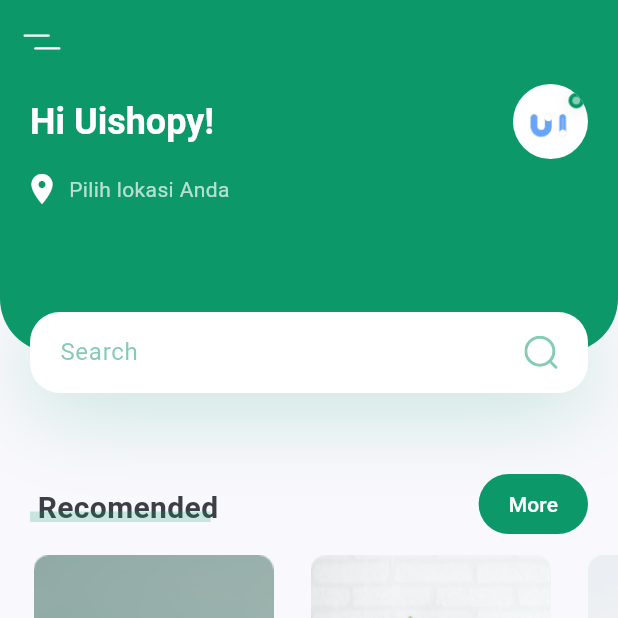
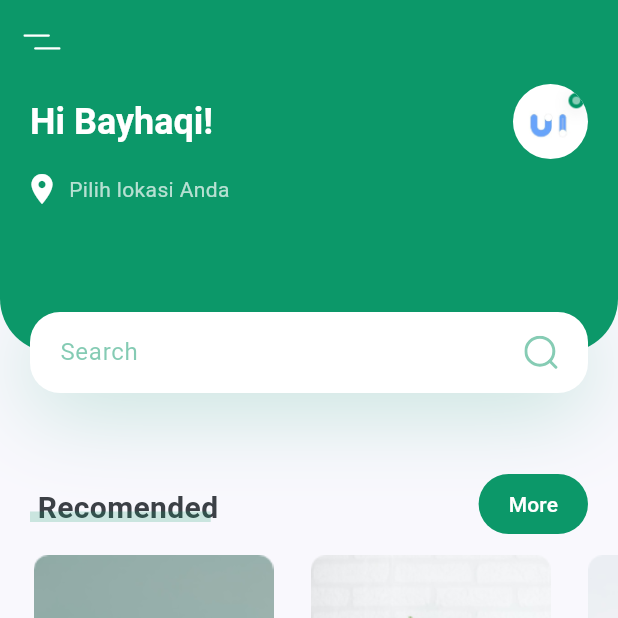
Before and after one commit to Bayhaqiindra/PlantApp, a Flutter app: the screen it shows after launch, on a phone screen of 412 x 824 dp, the top half of it. Run offline on Flutter 3.47's test engine with Material 3 defaults, Android fonts, the phone set to English and light mode, and no system bars; our stand-ins replace camera, flutter_svg, geocoding, geolocator, google_maps_flutter, image_picker and 1 more.

Commit message:
fixed code

```diff
--- a/lib/camera_page.dart
+++ b/lib/camera_page.dart
@@ -45,7 +45,7 @@ class _CameraPageState extends State<CameraPage> {
 
     await controller.initialize();
     _minZoom = await controller.getMinZoomLevel();
-    _maxZoom = await controller.getMaxZoomLevel(); // Fixed this assignment
+    _maxZoom = await controller.getMaxZoomLevel();
     _isZoomSupported = _maxZoom > _minZoom;
     _zoom = _minZoom;
 
--- a/lib/main.dart
+++ b/lib/main.dart
@@ -22,7 +22,7 @@ class MyApp extends StatelessWidget {
               displayColor: kTextColor,
             ),
         visualDensity: VisualDensity.adaptivePlatformDensity,
-        useMaterial3: true, // Opsional jika ingin Material Design 3
+        useMaterial3: true,
       ),
       home: const HomeScreen(),
     );
--- a/lib/screens/details/components/body.dart
+++ b/lib/screens/details/components/body.dart
@@ -4,7 +4,7 @@ import 'package:praktikum8/screens/details/components/image_and_icons.dart';
 import 'package:praktikum8/screens/details/components/title_and_price.dart';
 
 class Body extends StatelessWidget {
-  const Body({Key? key}) : super(key: key); // Tambahkan const constructor
+  const Body({Key? key}) : super(key: key);
 
   @override
   Widget build(BuildContext context) {
--- a/lib/screens/details/components/title_and_price.dart
+++ b/lib/screens/details/components/title_and_price.dart
@@ -27,13 +27,13 @@ class TitleAndPrice extends StatelessWidget {
                   style: Theme.of(context).textTheme.headlineMedium?.copyWith(
                         color: kTextColor,
                         fontWeight: FontWeight.bold,
-                        fontSize: 20, // Ukuran teks Angelica dikecilkan
+                        fontSize: 20,
                       ),
                 ),
                 TextSpan(
                   text: country,
                   style: const TextStyle(
-                    fontSize: 16, // Ukuran teks negara dikecilkan
+                    fontSize: 16,
                     color: kPrimaryColor,
                     fontWeight: FontWeight.w300,
                   ),
@@ -46,7 +46,7 @@ class TitleAndPrice extends StatelessWidget {
             "\$$price",
             style: Theme.of(context).textTheme.titleLarge?.copyWith(
                   color: kPrimaryColor,
-                  fontSize: 20, // Ukuran harga disesuaikan jika perlu
+                  fontSize: 20,
                 ),
           ),
         ],
--- a/lib/screens/details/details_screen.dart
+++ b/lib/screens/details/details_screen.dart
@@ -2,12 +2,12 @@ import 'package:flutter/material.dart';
 import 'package:praktikum8/screens/details/components/body.dart';
 
 class DetailsScreen extends StatelessWidget {
-  const DetailsScreen({Key? key}) : super(key: key);  // Tambahkan const constructor dan key
+  const DetailsScreen({Key? key}) : super(key: key);
 
   @override
   Widget build(BuildContext context) {
     return const Scaffold(
-      body: Body(),  // Karena Body() kemungkinan widget stateless, bisa const juga untuk performa lebih baik
+      body: Body(),
     );
   }
 }
--- a/lib/screens/home/components/header_with_seachbox.dart
+++ b/lib/screens/home/components/header_with_seachbox.dart
@@ -94,14 +94,14 @@ class _HeaderWithSearchBoxState extends State<HeaderWithSearchBox> {
     return Container(
       margin: const EdgeInsets.only(bottom: kDefaultPadding * 2.5),
       height:
-          widget.size.height * 0.25, // naikkan sedikit supaya ada ruang alamat
+          widget.size.height * 0.25,
       child: Stack(
         children: <Widget>[
           Container(
             padding: const EdgeInsets.only(
               left: kDefaultPadding,
               right: kDefaultPadding,
-              bottom: 36 + kDefaultPadding + 30, // kasih space untuk alamat
+              bottom: 36 + kDefaultPadding + 30,
             ),
             height: widget.size.height * 0.25 - 27,
             decoration: const BoxDecoration(
@@ -117,7 +117,7 @@ class _HeaderWithSearchBoxState extends State<HeaderWithSearchBox> {
                 Row(
                   children: <Widget>[
                     Text(
-                      'Hi Uishopy!',
+                      'Hi Bayhaqi!',
                       style: Theme.of(
                         context,
                       ).textTheme.headlineSmall?.copyWith(
@@ -146,7 +146,7 @@ class _HeaderWithSearchBoxState extends State<HeaderWithSearchBox> {
                   child: Row(
                     children: [
                       Transform.translate(
-                        offset: const Offset(-4, 0), // geser 4 pixel ke kiri
+                        offset: const Offset(-4, 0),
                         child: const Icon(
                           Icons.location_on,
                           color: Colors.white,
--- a/lib/screens/home/home_screen.dart
+++ b/lib/screens/home/home_screen.dart
@@ -19,7 +19,7 @@ class HomeScreen extends StatelessWidget {
 AppBar _buildAppBar() {
   return AppBar(
     elevation: 0,
-    backgroundColor: kPrimaryColor, // <- Tambahkan warna di sini
+    backgroundColor: kPrimaryColor,
     leading: IconButton(
       icon: SvgPicture.asset("assets/icons/menu.svg"),
       onPressed: () {},
```
